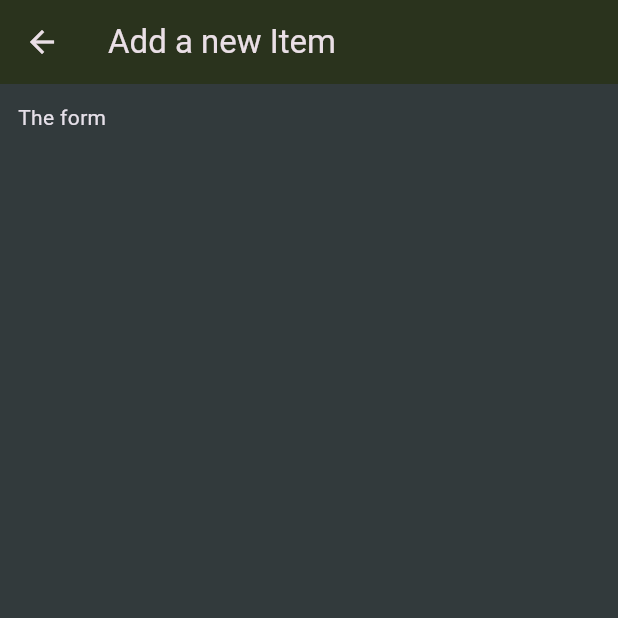
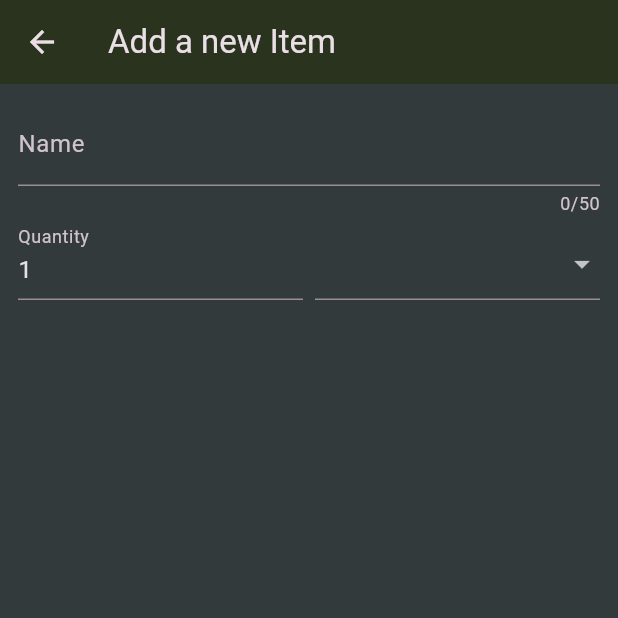
Before and after one commit to DiegoAuzaDev/shopping_list_flutter, a Flutter app: the NewItem screen opened directly, on a phone screen of 412 x 824 dp, the top half of it. Run offline on Flutter 3.47's test engine with Material 3 defaults, Android fonts, the phone set to English and light mode, and no system bars.

Commit message:
Quantity textfromfield - dropdownbuttonformfield

```diff
--- a/lib/widgets/new_item.dart
+++ b/lib/widgets/new_item.dart
@@ -1,4 +1,5 @@
 import 'package:flutter/material.dart';
+import 'package:shopping_list_flutter/data/categories.dart';
 
 class NewItem extends StatefulWidget {
   const NewItem({super.key});
@@ -16,7 +17,58 @@ class _NewItemState extends State<NewItem> {
       ),
       body: Padding(
         padding: const EdgeInsets.all(12),
-        child: const Text("The form"),
+        child: Form(
+          child: Column(
+            children: [
+              TextFormField(
+                maxLength: 50,
+                decoration: const InputDecoration(
+                  label: Text("Name"),
+                ),
+                validator: (userInput) {
+                  return "Demo...";
+                },
+              ),
+              Row(
+                crossAxisAlignment: CrossAxisAlignment.end,
+                children: [
+                  Expanded(
+                    child: TextFormField(
+                      decoration: const InputDecoration(
+                        label: Text("Quantity"),
+                      ),
+                      initialValue: "1",
+                    ),
+                  ),
+                  const SizedBox(
+                    width: 8,
+                  ),
+                  Expanded(
+                    child: DropdownButtonFormField(items: [
+                      for (final category in categories.entries)
+                        DropdownMenuItem(
+                          value: category.value,
+                          child: Row(
+                            children: [
+                              Container(
+                                width: 16,
+                                height: 16,
+                                color: category.value.color,
+                              ),
+                              const SizedBox(
+                                width: 8,
+                              ),
+                              Text(category.value.title),
+                            ],
+                          ),
+                        ),
+                    ], onChanged: (value) {}),
+                  )
+                ],
+              )
+            ],
+          ),
+        ),
       ),
     );
   }
```
